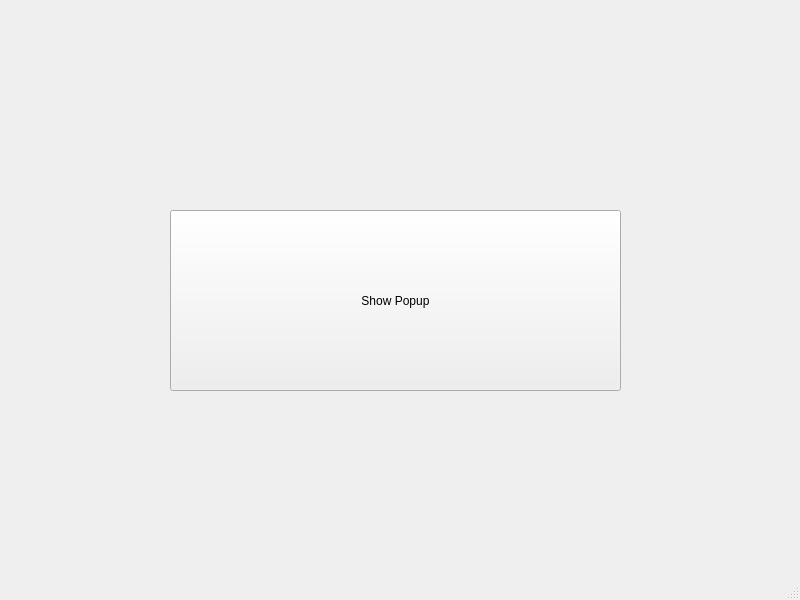
Qt form test.ui (thinhhuy997/pyqt5-tutorial) before a commit.
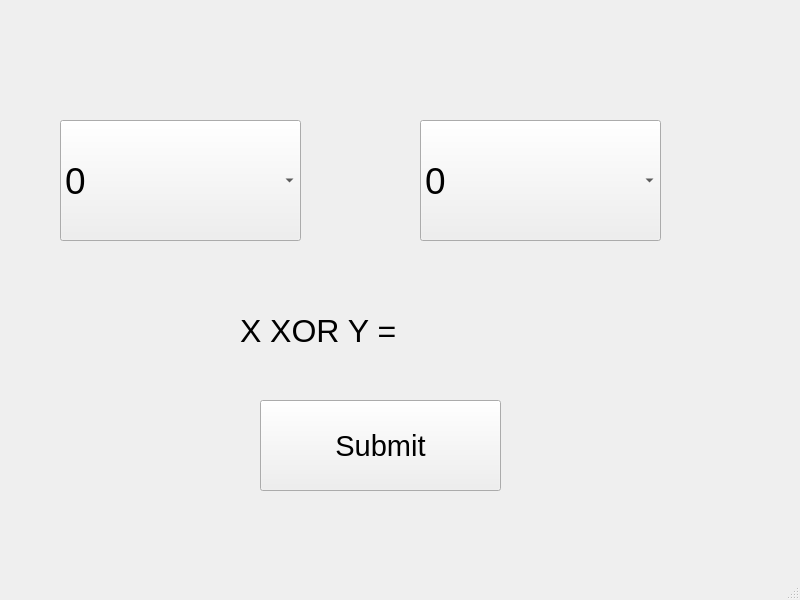
The same form after that commit.

Diff of the .ui file:
```diff
--- a/test.ui
+++ b/test.ui
@@ -14,17 +14,90 @@
    <string>MainWindow</string>
   </property>
   <widget class="QWidget" name="centralwidget">
-   <widget class="QPushButton" name="button">
+   <widget class="QComboBox" name="comboX">
     <property name="geometry">
      <rect>
-      <x>170</x>
-      <y>210</y>
-      <width>451</width>
-      <height>181</height>
+      <x>60</x>
+      <y>120</y>
+      <width>241</width>
+      <height>121</height>
      </rect>
     </property>
+    <property name="font">
+     <font>
+      <pointsize>28</pointsize>
+     </font>
+    </property>
+    <item>
+     <property name="text">
+      <string>0</string>
+     </property>
+    </item>
+    <item>
+     <property name="text">
+      <string>1</string>
+     </property>
+    </item>
+   </widget>
+   <widget class="QComboBox" name="comboY">
+    <property name="geometry">
+     <rect>
+      <x>420</x>
+      <y>120</y>
+      <width>241</width>
+      <height>121</height>
+     </rect>
+    </property>
+    <property name="font">
+     <font>
+      <pointsize>28</pointsize>
+     </font>
+    </property>
+    <item>
+     <property name="text">
+      <string>0</string>
+     </property>
+    </item>
+    <item>
+     <property name="text">
+      <string>1</string>
+     </property>
+    </item>
+   </widget>
+   <widget class="QPushButton" name="pushButton">
+    <property name="geometry">
+     <rect>
+      <x>260</x>
+      <y>400</y>
+      <width>241</width>
+      <height>91</height>
+     </rect>
+    </property>
+    <property name="font">
+     <font>
+      <pointsize>22</pointsize>
+     </font>
+    </property>
     <property name="text">
-     <string>Show Popup</string>
+     <string>Submit</string>
+    </property>
+   </widget>
+   <widget class="QLabel" name="label">
+    <property name="geometry">
+     <rect>
+      <x>240</x>
+      <y>310</y>
+      <width>291</width>
+      <height>41</height>
+     </rect>
+    </property>
+    <property name="font">
+     <font>
+      <pointsize>24</pointsize>
+     </font>
+    </property>
+    <property name="text">
+     <string>X XOR Y =</string>
     </property>
    </widget>
   </widget>
```
